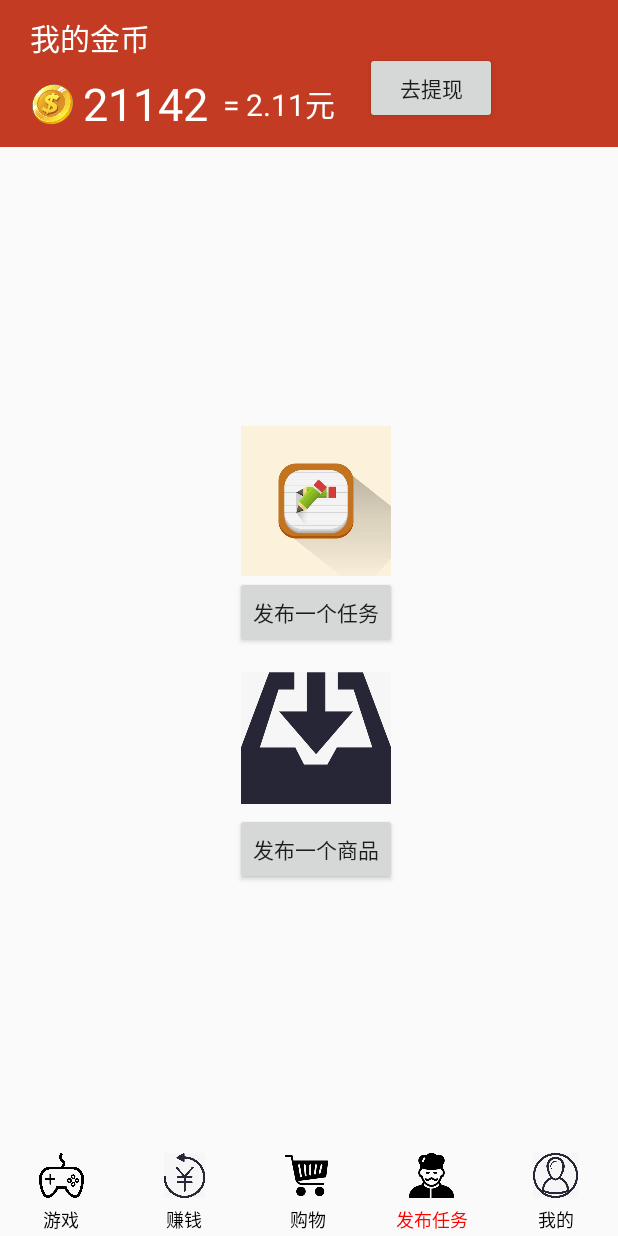
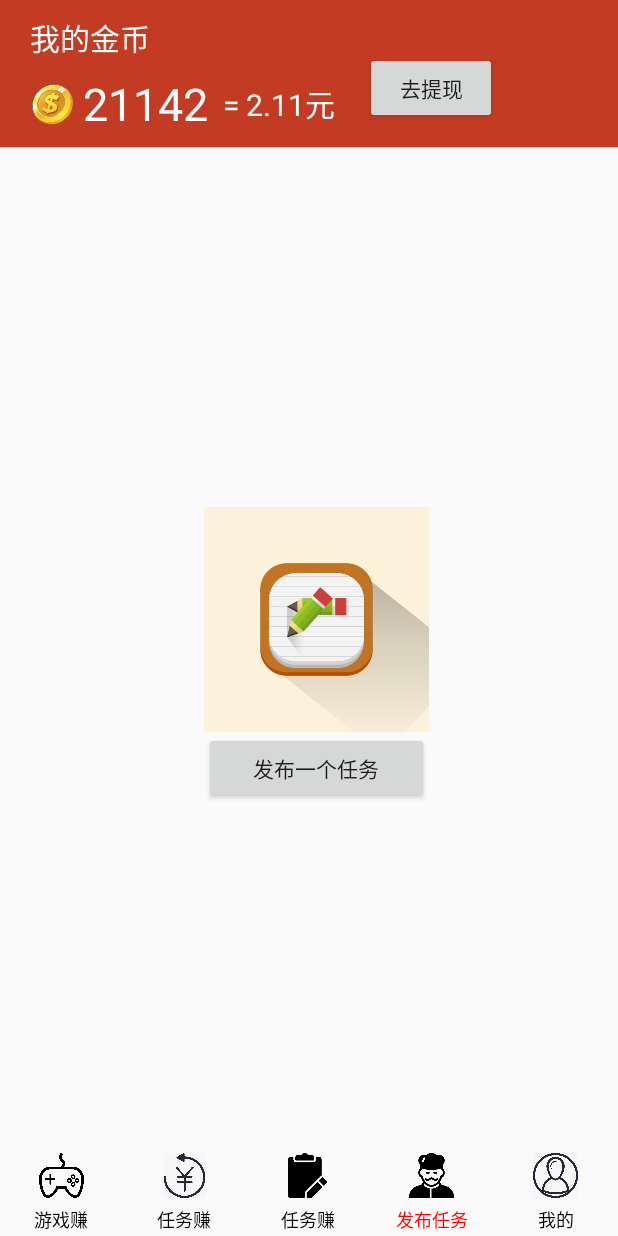
Before and after one commit to zhaopeng86/jubaopen, an Android app: the screen it shows after launch (MakeMoneyActivity), after a tap on "发布任务", on a phone screen of 412 x 824 dp. Run offline under Robolectric (Android 15) with nearby library versions, the light colour scheme and no system bars; libraries missing offline, so code that uses them is left out: com.hjq.toast, com.huawei.hms; 3 other taps on this screen came first.

Commit message:
add pay sence5

```diff
--- a/example/src/main/java/com/easyads/info/TaskDetailsEditeActivity.java
+++ b/example/src/main/java/com/easyads/info/TaskDetailsEditeActivity.java
@@ -19,7 +19,7 @@ public class TaskDetailsEditeActivity extends Activity {
     private AlertDialog alertDialog3; //多选框
     final String[] items1 = {"抖音推广", "快手推广", "ETC业务", "微信点赞"};
     final String[] items2 = {"10000金币", "20000金币", "30000金币", "40000金币"};
-    final String[] items3 = {"只适合女性", "只适合男性", "位置5公里之内", "不限位置"};
+    final String[] items3 = {"只适合女性", "只适合男性", "位置5公里之内", "不限"};
 
     @Override
     protected void onCreate(@Nullable Bundle savedInstanceState) {
--- a/example/src/main/java/com/easyads/info/makemoney/MakeMoneyActivity.java
+++ b/example/src/main/java/com/easyads/info/makemoney/MakeMoneyActivity.java
@@ -135,19 +135,19 @@ public class MakeMoneyActivity extends BaseActivity implements View.OnClickListe
 
     public void inittabBar(){
         TextView textView = findViewById(R.id.ll_include).findViewById(R.id.textView5);
-        textView.setText("游戏");
+        textView.setText("游戏赚");
         ImageView imageView= findViewById(R.id.ll_include).findViewById(R.id.imageView2);
         imageView.setBackgroundResource(R.drawable.game);
 
         TextView textView2 = findViewById(R.id.ll_include2).findViewById(R.id.textView5);
-        textView2.setText("赚钱");
+        textView2.setText("任务赚");
         ImageView imageView2= findViewById(R.id.ll_include2).findViewById(R.id.imageView2);
         imageView2.setImageResource(R.drawable.makemoney);
 
         TextView textView3 = findViewById(R.id.ll_include3).findViewById(R.id.textView5);
-        textView3.setText("购物");
+        textView3.setText("任务赚");
         ImageView imageView3= findViewById(R.id.ll_include3).findViewById(R.id.imageView2);
-        imageView3.setImageResource(R.drawable.gw);
+        imageView3.setImageResource(R.drawable.tak);
 
         TextView textView4 = findViewById(R.id.ll_include4).findViewById(R.id.textView5);
         textView4.setText("发布任务");
--- a/example/src/main/res/layout/tasklayout.xml
+++ b/example/src/main/res/layout/tasklayout.xml
@@ -14,13 +14,13 @@
         android:gravity="center"
         >
         <ImageView
-            android:layout_width="100dp"
-            android:layout_height="100dp"
+            android:layout_width="150dp"
+            android:layout_height="150dp"
             android:src="@drawable/rewu"
             >
         </ImageView>
         <Button
-            android:layout_width="wrap_content"
+            android:layout_width="150dp"
             android:layout_height="wrap_content"
             android:text="发布一个任务"
             android:onClick="reportTask"
@@ -33,6 +33,7 @@
         android:layout_height="wrap_content"
         android:orientation="vertical"
         android:gravity="center"
+        android:visibility="gone"
         android:layout_marginTop="10dp"
         >
         <ImageView
```
Also changed, not shown: example/src/main/res/drawable/tak.png (added).
